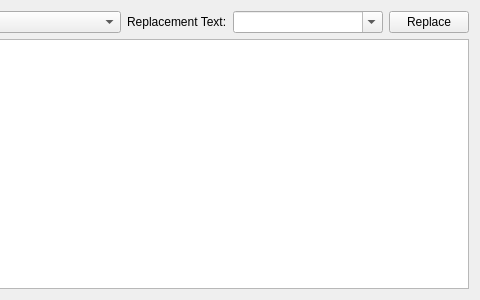
The window that plugins/grepview/grepoutputview.ui (KDE/kdevelop) describes before a commit, drawn with Qt 5; both pictures show x 266 to 746 and y 0 to 300 of the 746 by 300 pixel window.
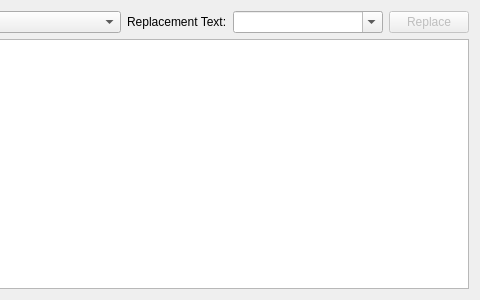
The same window after the commit. Custom widgets are drawn as their Qt base class.

Commit message: Minor: Disable 'Replace' button on start

Patch:
```diff
--- a/plugins/grepview/grepoutputview.ui
+++ b/plugins/grepview/grepoutputview.ui
@@ -60,6 +60,9 @@
         </item>
         <item>
          <widget class="QPushButton" name="applyButton">
+          <property name="enabled">
+           <bool>false</bool>
+          </property>
           <property name="sizePolicy">
            <sizepolicy hsizetype="Minimum" vsizetype="Fixed">
             <horstretch>1</horstretch>
```
